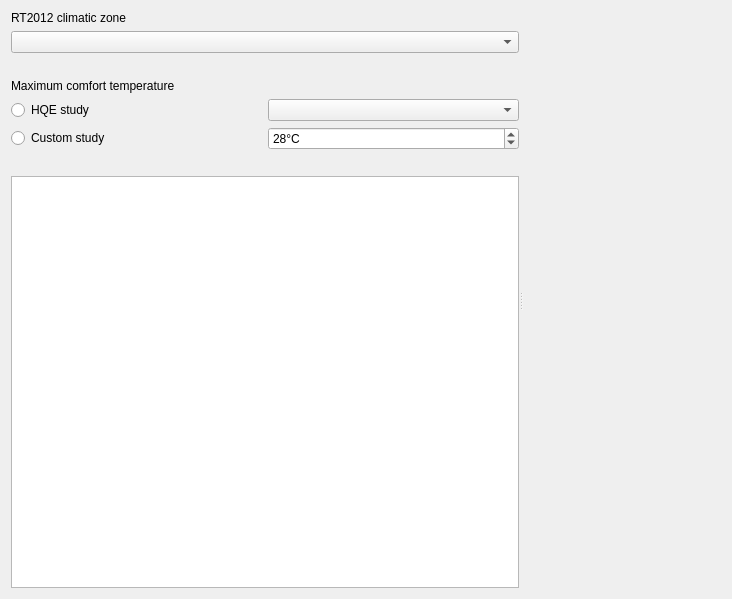
First picture: the form in src/resources/ui/dataplotter/thermalcomfhistog.ui, repository Nobatek/simuplot, before the edit.
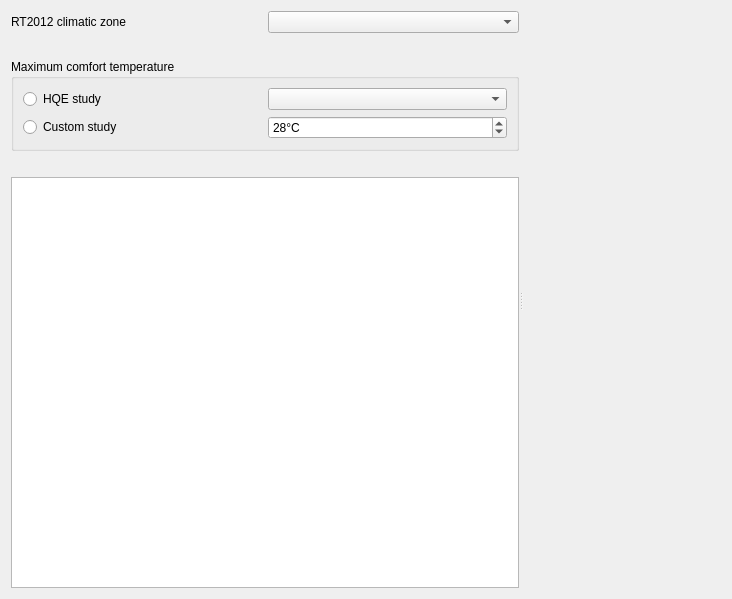
Second picture: the form after the edit. Custom widgets are drawn as their Qt base class.

Commit message: HeatGainPie and ThermalComfHistog GUI rework

Diff of the .ui file:
```diff
--- a/src/resources/ui/dataplotter/thermalcomfhistog.ui
+++ b/src/resources/ui/dataplotter/thermalcomfhistog.ui
@@ -22,6 +22,8 @@
      <widget class="QWidget" name="layoutWidget">
       <layout class="QVBoxLayout" name="verticalLayout_2">
        <item>
+        <layout class="QHBoxLayout" name="horizontalLayout_4">
+         <item>
         <widget class="QLabel" name="label_2">
          <property name="text">
           <string>RT2012 climatic zone</string>
@@ -31,6 +33,8 @@
        <item>
         <widget class="QComboBox" name="RTclimat_comboBox"/>
        </item>
+        </layout>
+       </item>
        <item>
         <spacer name="verticalSpacer_2">
          <property name="orientation">
@@ -48,12 +52,11 @@
         </spacer>
        </item>
        <item>
-        <widget class="QLabel" name="label">
-         <property name="text">
+        <widget class="QGroupBox" name="groupBox">
+         <property name="title">
           <string>Maximum comfort temperature</string>
          </property>
-        </widget>
-       </item>
+         <layout class="QVBoxLayout" name="verticalLayout">
        <item>
         <layout class="QHBoxLayout" name="horizontalLayout_2">
          <item>
@@ -94,6 +97,9 @@
           </widget>
          </item>
         </layout>
+          </item>
+         </layout>
+        </widget>
        </item>
        <item>
         <spacer name="verticalSpacer">
```
Lines whose indentation alone changed are shown as unchanged. The commit also changes 1 other file.
